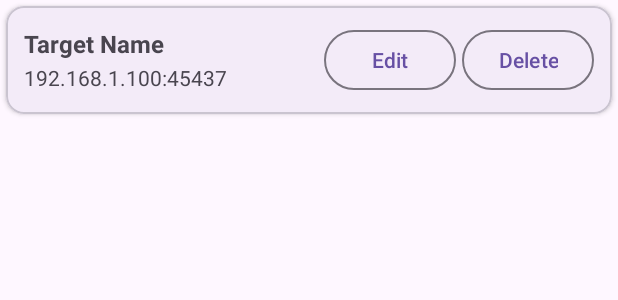
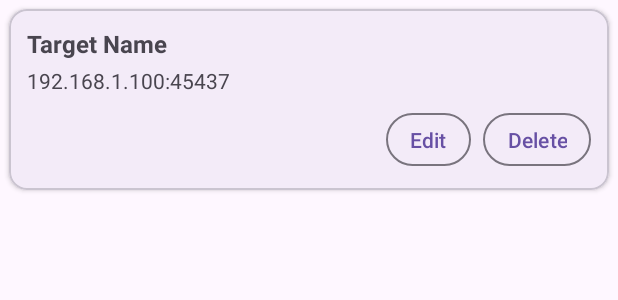
Before and after one commit to jgaa/smtool, an Android app: the layout item_target.xml on its own in the app's theme, with its tools: preview values and no code run, on a phone screen of 412 x 824 dp. Shown: the top 300 px of the screen. Run offline under Robolectric (Android 15) with nearby library versions, the light colour scheme and no system bars.

Commit message:
Build fixes and layout fix in target list.

```diff
--- a/android/app/build.gradle.kts
+++ b/android/app/build.gradle.kts
@@ -72,6 +72,14 @@ android {
     }
 }
 
+androidComponents {
+    onVariants(selector().all()) { variant ->
+        variant.outputs.forEach { output ->
+            output.outputFileName.set("smtool-1.0-${variant.name}.apk")
+        }
+    }
+}
+
 dependencies {
     // implementation(libs.whisper.android) // Removed in favor of embedded whisper.cpp
     implementation(libs.okhttp)
--- a/android/app/src/main/res/layout/item_target.xml
+++ b/android/app/src/main/res/layout/item_target.xml
@@ -3,21 +3,14 @@
     xmlns:app="http://schemas.android.com/apk/res-auto"
     android:layout_width="match_parent"
     android:layout_height="wrap_content"
-    android:layout_margin="4dp"
+    android:layout_margin="6dp"
     app:cardElevation="2dp">
 
     <LinearLayout
         android:layout_width="match_parent"
         android:layout_height="wrap_content"
-        android:orientation="horizontal"
-        android:padding="12dp"
-        android:gravity="center_vertical">
-
-        <LinearLayout
-            android:layout_width="0dp"
-            android:layout_height="wrap_content"
-            android:layout_weight="1"
-            android:orientation="vertical">
+        android:orientation="vertical"
+        android:padding="12dp">
 
         <TextView
             android:id="@+id/text_target_name"
@@ -31,17 +24,27 @@
             android:id="@+id/text_target_server"
             android:layout_width="match_parent"
             android:layout_height="wrap_content"
-                android:layout_marginTop="2dp"
+            android:layout_marginTop="4dp"
             android:textSize="14sp"
             android:text="192.168.1.100:45437" />
-        </LinearLayout>
+
+        <LinearLayout
+            android:layout_width="match_parent"
+            android:layout_height="wrap_content"
+            android:orientation="horizontal"
+            android:gravity="end"
+            android:layout_marginTop="8dp">
 
             <Button
                 android:id="@+id/button_edit_target"
                 style="?attr/materialButtonOutlinedStyle"
                 android:layout_width="wrap_content"
                 android:layout_height="wrap_content"
-            android:layout_marginEnd="4dp"
+                android:layout_marginEnd="8dp"
+                android:minWidth="0dp"
+                android:minHeight="0dp"
+                android:paddingHorizontal="16dp"
+                android:paddingVertical="8dp"
                 android:text="Edit" />
 
             <Button
@@ -49,6 +52,11 @@
                 style="?attr/materialButtonOutlinedStyle"
                 android:layout_width="wrap_content"
                 android:layout_height="wrap_content"
+                android:minWidth="0dp"
+                android:minHeight="0dp"
+                android:paddingHorizontal="16dp"
+                android:paddingVertical="8dp"
                 android:text="@string/delete_target" />
         </LinearLayout>
+    </LinearLayout>
 </com.google.android.material.card.MaterialCardView>
```
Lines whose indentation alone changed are shown as unchanged.
